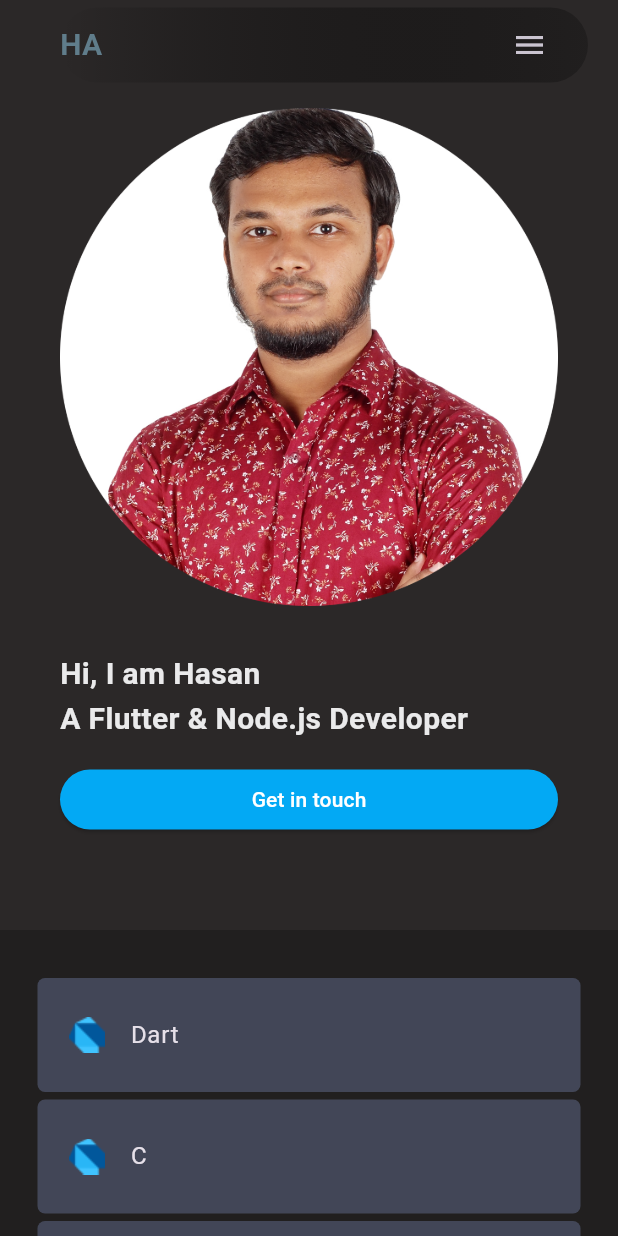
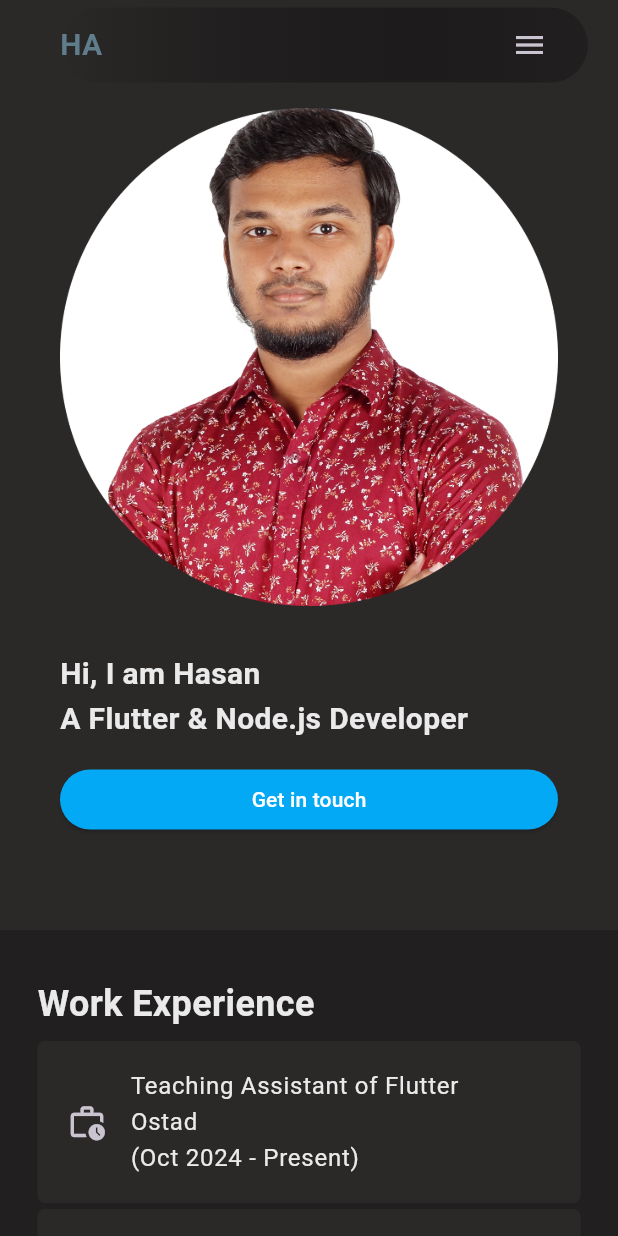
Before and after one commit to HasanJuned/My_Portfolio, a Flutter app: the screen it shows after launch, on a phone screen of 412 x 824 dp. Run offline on Flutter 3.47's test engine with Material 3 defaults, Android fonts, the light colour scheme and no system bars; missing offline and left inert: dart:js.

Commit message:
updated for mobile

```diff
--- a/lib/widgets/skills_mobile.dart
+++ b/lib/widgets/skills_mobile.dart
@@ -10,7 +10,76 @@ class SkillsMobile extends StatelessWidget {
 
   @override
   Widget build(BuildContext context) {
-    return ConstrainedBox(
+    return Column(
+      mainAxisAlignment: MainAxisAlignment.spaceEvenly,
+      children: [
+        ConstrainedBox(
+          constraints: const BoxConstraints(maxWidth: 700),
+          child: Column(
+            crossAxisAlignment: CrossAxisAlignment.start,
+            children: [
+              const Text(
+                'Work Experience',
+                style: TextStyle(
+                    fontSize: 24,
+                    fontWeight: FontWeight.bold,
+                    color: CustomColor.whitePrimary),
+              ),
+              const SizedBox(height: 8,),
+              Container(
+                width: 400,
+                decoration: BoxDecoration(
+                  color: CustomColor.scaffoldBg,
+                  borderRadius: BorderRadius.circular(5),
+                ),
+                child: const ListTile(
+                  contentPadding:
+                  EdgeInsets.symmetric(horizontal: 20, vertical: 10),
+                  leading: Icon(
+                    Icons.work_history_outlined,
+                    size: 26,
+                  ),
+                  title: Text(
+                    'Teaching Assistant of Flutter\nOstad\n(Oct 2024 - Present)',
+                    style: TextStyle(color: CustomColor.whitePrimary),
+                  ),
+                ),
+              ),
+              const SizedBox(height: 4,),
+              Container(
+                width: 400,
+                decoration: BoxDecoration(
+                  color: CustomColor.scaffoldBg,
+                  borderRadius: BorderRadius.circular(5),
+                ),
+                child: const ListTile(
+                  contentPadding:
+                  EdgeInsets.symmetric(horizontal: 20, vertical: 10),
+                  leading: Icon(
+                    Icons.work_history_outlined,
+                    size: 26,
+                  ),
+                  title: Text(
+                    'Support Instructor of Flutter\nOstad\n(Aug,2023 - Oct 2024)',
+                    style: TextStyle(color: CustomColor.whitePrimary),
+                  ),
+                ),
+              ),
+            ],
+          ),
+        ),
+        const SizedBox(height: 12,),
+        Column(
+          crossAxisAlignment: CrossAxisAlignment.start,
+          children: [
+            const Text(
+              'Skills',
+              style: TextStyle(
+                  fontSize: 24,
+                  fontWeight: FontWeight.bold,
+                  color: CustomColor.whitePrimary),
+            ),
+            ConstrainedBox(
               constraints: const BoxConstraints(
                 maxHeight: 550
               ),
@@ -33,6 +102,10 @@ class SkillsMobile extends StatelessWidget {
 
                 ],
               ),
+            ),
+          ],
+        ),
+      ],
     );
   }
 }
```
Lines whose indentation alone changed are shown as unchanged.
